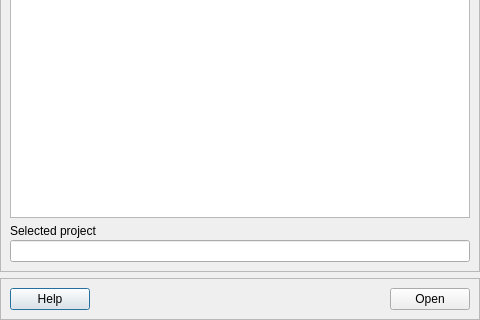
Qt form pyssa/gui/ui/forms/open_project_view.ui (urban233/PySSA) before a commit; both pictures show x 0 to 480 and y 203 to 523 of the 480 by 523 pixel window.
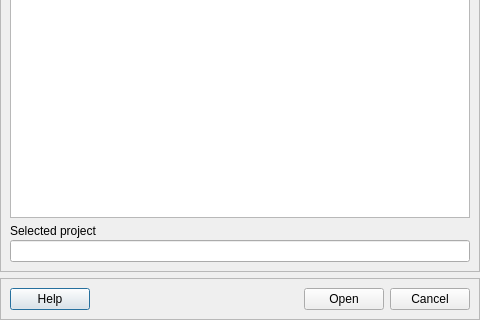
The same form after that commit.

Commit message: add: cancel buttons to all dialog windows

Patch:
```diff
--- a/pyssa/gui/ui/forms/open_project_view.ui
+++ b/pyssa/gui/ui/forms/open_project_view.ui
@@ -139,6 +139,13 @@
           </property>
          </widget>
         </item>
+        <item>
+         <widget class="QPushButton" name="btn_cancel">
+          <property name="text">
+           <string>Cancel</string>
+          </property>
+         </widget>
+        </item>
        </layout>
       </item>
      </layout>
```
The commit also changes 57 other files.
